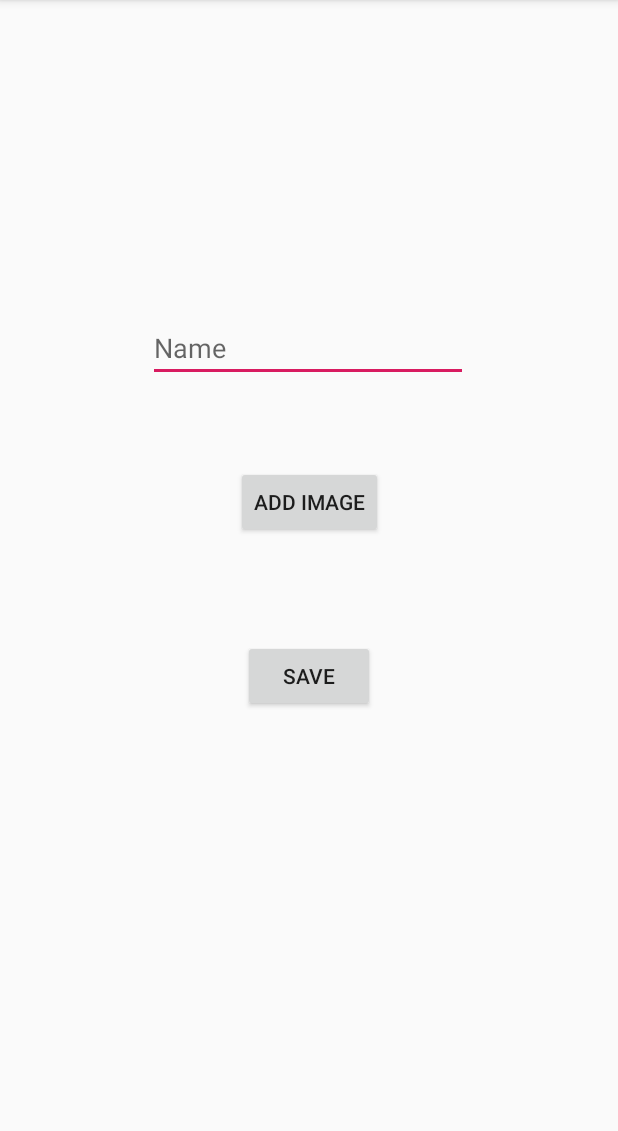
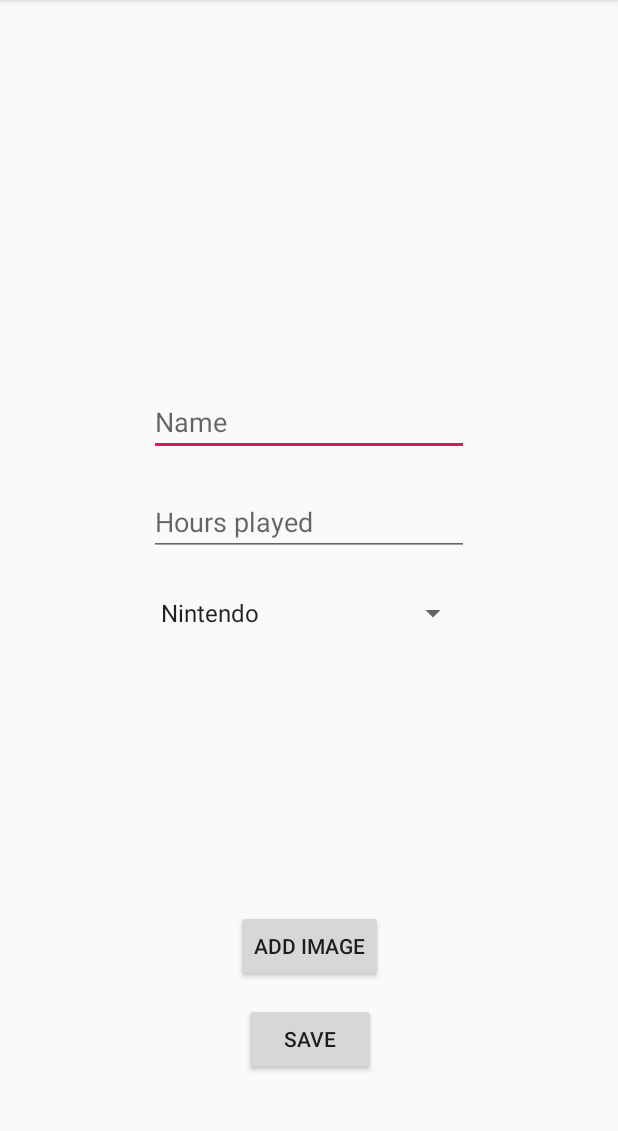
Before and after one commit to Phille22/GameTracker, an Android app: the screen it shows after launch (NewGameActivity), after a tap on an icon or button, on a phone screen of 412 x 824 dp, the part 84-1215 px from its top. Run offline under Robolectric (Android 15) with nearby library versions, the phone set to English and light mode, and no system bars.

Commit message:
Lagt till spinner för val av konsol, fixat bugg som uppstår när man redigerar nyss inlagt objekt, möjlighet att radera hela listan

```diff
--- a/app/src/main/java/com/example/gametracker/Game.java
+++ b/app/src/main/java/com/example/gametracker/Game.java
@@ -3,9 +3,13 @@ package com.example.gametracker;
 public class Game {
     String image;
     String name;
+    String platform;
+    String hoursPlayed;
 
-    public Game(String image, String name){
+    public Game(String image, String name, String platform, String hoursPlayed){
         this.image = image;
         this.name = name;
+        this.platform = platform;
+        this.hoursPlayed = hoursPlayed;
     }
 }
--- a/app/src/main/java/com/example/gametracker/GameAdapter.java
+++ b/app/src/main/java/com/example/gametracker/GameAdapter.java
@@ -64,6 +64,8 @@ public class GameAdapter extends RecyclerView.Adapter<GameAdapter.GameViewHolder
             Intent intent = new Intent(v.getContext(), ViewGameActivity.class);
             intent.putExtra("Image", arrayList.get(mPosition).image);
             intent.putExtra("Name",  arrayList.get(mPosition).name);
+            intent.putExtra("Console", arrayList.get(mPosition).platform);
+            intent.putExtra("Hours", arrayList.get(mPosition).hoursPlayed);
             intent.putExtra("Position", mPosition);
             v.getContext().startActivity(intent);
         }
--- a/app/src/main/java/com/example/gametracker/NewGameActivity.java
+++ b/app/src/main/java/com/example/gametracker/NewGameActivity.java
@@ -9,14 +9,20 @@ import android.support.v7.app.AppCompatActivity;
 import android.os.Bundle;
 import android.util.Log;
 import android.view.View;
+import android.widget.AdapterView;
+import android.widget.ArrayAdapter;
 import android.widget.EditText;
 import android.widget.ImageView;
+import android.widget.Spinner;
 
 import java.util.ArrayList;
 
-public class NewGameActivity extends AppCompatActivity {
+public class NewGameActivity extends AppCompatActivity implements AdapterView.OnItemSelectedListener {
     private ImageView gameImage;
     private EditText gameName;
+    private EditText hoursPlayed;
+    private Spinner gameConsoleSelect;
+    private String gameConsoleSelected;
     static final int REQUEST_IMAGE_CAPTURE = 1;
     public ArrayList<Game> arrayList;
     public Integer arrayPosition;
@@ -29,19 +35,52 @@ public class NewGameActivity extends AppCompatActivity {
         setContentView(R.layout.activity_new_game);
         gameImage = findViewById(R.id.imageViewNewImage);
         gameName = findViewById(R.id.editTextGameName);
+        hoursPlayed = findViewById(R.id.editTextHoursPlayed);
+        gameConsoleSelect = findViewById(R.id.spinnerGameSystem);
+        gameConsoleSelect.setOnItemSelectedListener(this);
+        arrayAdapter();
         Intent intent = getIntent();
         intent.getExtras();
         arrayPosition = intent.getIntExtra("Position", 0);
         Log.d("Position:", "" + arrayPosition);
+        //När man redigerar redan inlagt spel
         if(arrayPosition >= 0){
             String gameImageString = intent.getStringExtra("Image");
             String gameNameString = intent.getStringExtra("Name");
+            String gameConsoleString = intent.getStringExtra("Console");
+            String hoursPlayedString = intent.getStringExtra("Hours");
             Bitmap currentImage = helpers.getBitmapFromString(gameImageString);
             gameImage.setImageBitmap(currentImage);
             gameName.setText(gameNameString);
+            hoursPlayed.setText(hoursPlayedString);
+            switch (gameConsoleString){
+                case "Nintendo":
+                    gameConsoleSelect.setSelection(0);
+                    break;
+                case "PC":
+                    gameConsoleSelect.setSelection(1);
+                    break;
+                case "Playstation":
+                    gameConsoleSelect.setSelection(2);
+                    break;
+                case "Xbox":
+                    gameConsoleSelect.setSelection(3);
+                    break;
+                case "Other":
+                    gameConsoleSelect.setSelection(4);
+                    break;
+            }
         }
     }
 
+    //Adapter för spinner
+    public void arrayAdapter(){
+        ArrayAdapter<CharSequence> adapter = ArrayAdapter.createFromResource(this, R.array.game_consoles, android.R.layout.simple_spinner_item);
+        adapter.setDropDownViewResource(android.R.layout.simple_spinner_dropdown_item);
+        gameConsoleSelect.setAdapter(adapter);
+    }
+
+    //Ta en bild
     public void addImage(View view){
         Intent intent = new Intent(MediaStore.ACTION_IMAGE_CAPTURE);
         if (intent.resolveActivity(getPackageManager()) != null) {
@@ -49,24 +88,37 @@ public class NewGameActivity extends AppCompatActivity {
         }
     }
 
+    //Spara spelet
     public void saveGame(View view){
         arrayList = helpers.loadData(this);
         Intent intent = new Intent(this, ViewGameActivity.class);
+        if(gameImage.getDrawable() == null){
+            //gameImage.setImageBitmap(R.);
+        }
         Bitmap bitmap = ((BitmapDrawable)gameImage.getDrawable()).getBitmap();
         String bitMapString = helpers.getStringFromBitmap(bitmap);
         String gameNameString = gameName.getText().toString();
+        String hoursPlayedString = hoursPlayed.getText().toString();
+        //Skapa nytt objekt och spara i lista
         if(arrayPosition == -1){
-            arrayList.add(new Game(bitMapString, gameNameString));
+            arrayList.add(new Game(bitMapString, gameNameString, gameConsoleSelected, hoursPlayedString));
+            intent.putExtra("Position", arrayList.size() - 1);
+            //Uppdatera valt objekt
         }else{
             arrayList.get(arrayPosition).image = bitMapString;
             arrayList.get(arrayPosition).name = gameNameString;
+            arrayList.get(arrayPosition).platform = gameConsoleSelected;
+            arrayList.get(arrayPosition).hoursPlayed = hoursPlayedString;
         }
         helpers.saveData(arrayList, this);
         intent.putExtra("Image", bitMapString);
         intent.putExtra("Name", gameNameString);
+        intent.putExtra("Console", gameConsoleSelected);
+        intent.putExtra("Hours", hoursPlayedString);
         startActivity(intent);
     }
 
+    //Ta emot bild
     @Override
     protected void onActivityResult(int requestCode, int resultCode, @Nullable Intent data) {
         super.onActivityResult(requestCode, resultCode, data);
@@ -78,4 +130,15 @@ public class NewGameActivity extends AppCompatActivity {
     }
 
 
+    //Hantera vilken konsol man har valt i spinner
+    @Override
+    public void onItemSelected(AdapterView<?> parent, View view, int position, long id) {
+        gameConsoleSelected = parent.getItemAtPosition(position).toString();
+        Log.d("Konsol:", gameConsoleSelected);
+    }
+
+    @Override
+    public void onNothingSelected(AdapterView<?> parent) {
+
+    }
 }
--- a/app/src/main/res/layout/activity_new_game.xml
+++ b/app/src/main/res/layout/activity_new_game.xml
@@ -10,24 +10,22 @@
         android:id="@+id/editTextGameName"
         android:layout_width="wrap_content"
         android:layout_height="wrap_content"
-        android:layout_marginStart="8dp"
-        android:layout_marginTop="64dp"
-        android:layout_marginEnd="8dp"
+        android:layout_marginBottom="21dp"
         android:ems="10"
         android:hint="Name"
         android:inputType="textPersonName"
+        app:layout_constraintBottom_toTopOf="@+id/editTextHoursPlayed"
         app:layout_constraintEnd_toEndOf="parent"
-        app:layout_constraintHorizontal_bias="0.497"
         app:layout_constraintStart_toStartOf="parent"
         app:layout_constraintTop_toBottomOf="@+id/imageViewNewImage" />
 
     <ImageView
         android:id="@+id/imageViewNewImage"
         android:layout_width="175dp"
-        android:layout_height="137dp"
-        android:layout_marginStart="8dp"
+        android:layout_height="0dp"
         android:layout_marginTop="8dp"
-        android:layout_marginEnd="8dp"
+        android:layout_marginBottom="64dp"
+        app:layout_constraintBottom_toTopOf="@+id/editTextGameName"
         app:layout_constraintEnd_toEndOf="parent"
         app:layout_constraintStart_toStartOf="parent"
         app:layout_constraintTop_toTopOf="parent"
@@ -37,25 +35,47 @@
         android:id="@+id/buttonAddGame"
         android:layout_width="wrap_content"
         android:layout_height="wrap_content"
-        android:layout_marginStart="8dp"
-        android:layout_marginTop="56dp"
-        android:layout_marginEnd="8dp"
+        android:layout_marginBottom="14dp"
         android:onClick="addImage"
         android:text="Add image"
+        app:layout_constraintBottom_toTopOf="@+id/buttonSaveGame"
         app:layout_constraintEnd_toEndOf="parent"
         app:layout_constraintStart_toStartOf="parent"
-        app:layout_constraintTop_toBottomOf="@+id/editTextGameName" />
+        app:layout_constraintTop_toBottomOf="@+id/spinnerGameSystem" />
 
     <Button
         android:id="@+id/buttonSaveGame"
         android:layout_width="wrap_content"
         android:layout_height="wrap_content"
-        android:layout_marginStart="8dp"
-        android:layout_marginTop="68dp"
-        android:layout_marginEnd="8dp"
+        android:layout_marginStart="5dp"
+        android:layout_marginBottom="51dp"
         android:onClick="saveGame"
         android:text="Save"
+        app:layout_constraintBottom_toBottomOf="parent"
+        app:layout_constraintStart_toStartOf="@+id/buttonAddGame"
+        app:layout_constraintTop_toBottomOf="@+id/buttonAddGame" />
+
+    <Spinner
+        android:id="@+id/spinnerGameSystem"
+        android:layout_width="213dp"
+        android:layout_height="wrap_content"
+        android:layout_marginBottom="186dp"
+        android:spinnerMode="dropdown"
+        app:layout_constraintBottom_toTopOf="@+id/buttonAddGame"
         app:layout_constraintEnd_toEndOf="parent"
         app:layout_constraintStart_toStartOf="parent"
-        app:layout_constraintTop_toBottomOf="@+id/buttonAddGame" />
+        app:layout_constraintTop_toBottomOf="@+id/editTextHoursPlayed" />
+
+    <EditText
+        android:id="@+id/editTextHoursPlayed"
+        android:layout_width="wrap_content"
+        android:layout_height="wrap_content"
+        android:layout_marginBottom="26dp"
+        android:ems="10"
+        android:hint="Hours played"
+        android:inputType="number"
+        app:layout_constraintBottom_toTopOf="@+id/spinnerGameSystem"
+        app:layout_constraintStart_toStartOf="@+id/editTextGameName"
+        app:layout_constraintTop_toBottomOf="@+id/editTextGameName" />
+
 </android.support.constraint.ConstraintLayout>
--- a/app/src/main/res/menu/menu_main.xml
+++ b/app/src/main/res/menu/menu_main.xml
@@ -3,8 +3,8 @@
     xmlns:tools="http://schemas.android.com/tools"
     tools:context="com.example.gametracker.MainActivity">
     <item
-        android:id="@+id/action_settings"
+        android:id="@+id/action_delete"
         android:orderInCategory="100"
         android:title="@string/action_settings"
-        app:showAsAction="never" />
+        app:showAsAction="ifRoom" />
 </menu>
--- a/app/src/main/res/values/strings.xml
+++ b/app/src/main/res/values/strings.xml
@@ -2,4 +2,12 @@
     <string name="app_name">GameTracker</string>
     <string name="action_settings">Settings</string>
     <string name="title_activity_view_game">ViewGameActivity</string>
+
+    <string-array name="game_consoles">
+        <item>Nintendo</item>
+        <item>PC</item>
+        <item>Playstation</item>
+        <item>Xbox</item>
+        <item>Other</item>
+    </string-array>
 </resources>
```
Also changed, not shown: app/src/main/java/com/example/gametracker/MainActivity.java (+9 -5 lines), app/src/main/java/com/example/gametracker/ViewGameActivity.java (+10 -1 lines), app/src/main/res/layout/content_view_game.xml (+24 -0 lines).
